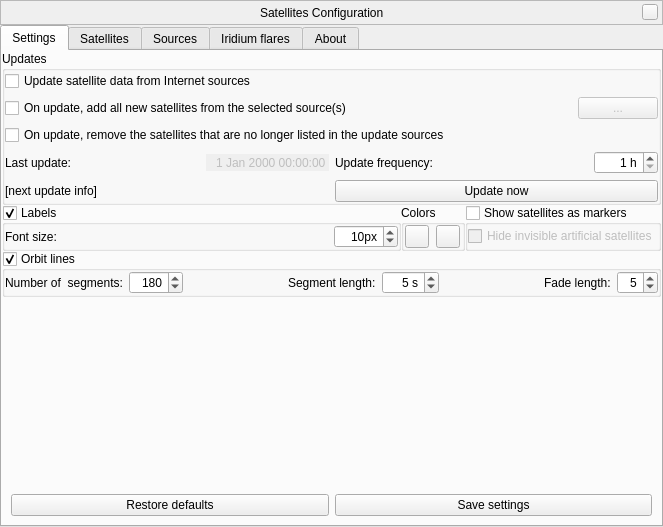
Before: the Qt Designer form plugins/Satellites/src/gui/satellitesDialog.ui in 519984307/stellarium_src, drawn with Qt 5.
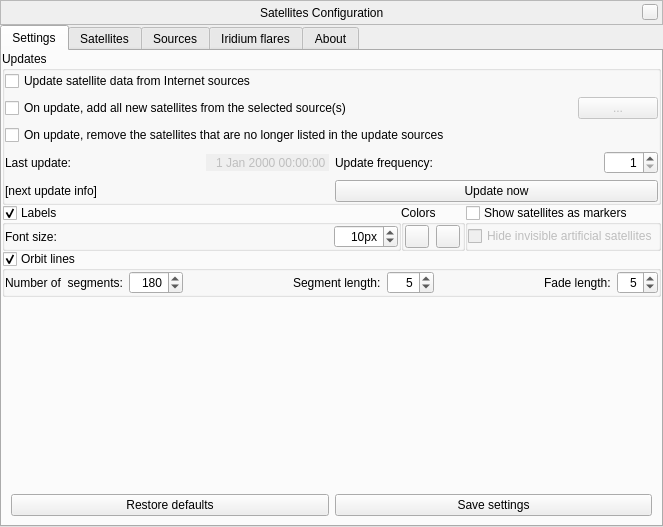
After: the same form once the commit is applied. Icons and pictures are not drawn. Custom widgets are drawn as their Qt base class.

```diff
--- a/plugins/Satellites/src/gui/satellitesDialog.ui
+++ b/plugins/Satellites/src/gui/satellitesDialog.ui
@@ -207,9 +207,6 @@
                 <property name="alignment">
                  <set>Qt::AlignRight|Qt::AlignTrailing|Qt::AlignVCenter</set>
                 </property>
-                <property name="suffix">
-                 <string comment="time unit"> h</string>
-                </property>
                 <property name="minimum">
                  <number>1</number>
                 </property>
@@ -547,9 +544,6 @@
             <property name="alignment">
              <set>Qt::AlignRight|Qt::AlignTrailing|Qt::AlignVCenter</set>
             </property>
-            <property name="suffix">
-             <string comment="time unit"> s</string>
-            </property>
             <property name="minimum">
              <number>1</number>
             </property>
```
Left out of the diff: 4 changed lines with no effect on the pictures.
